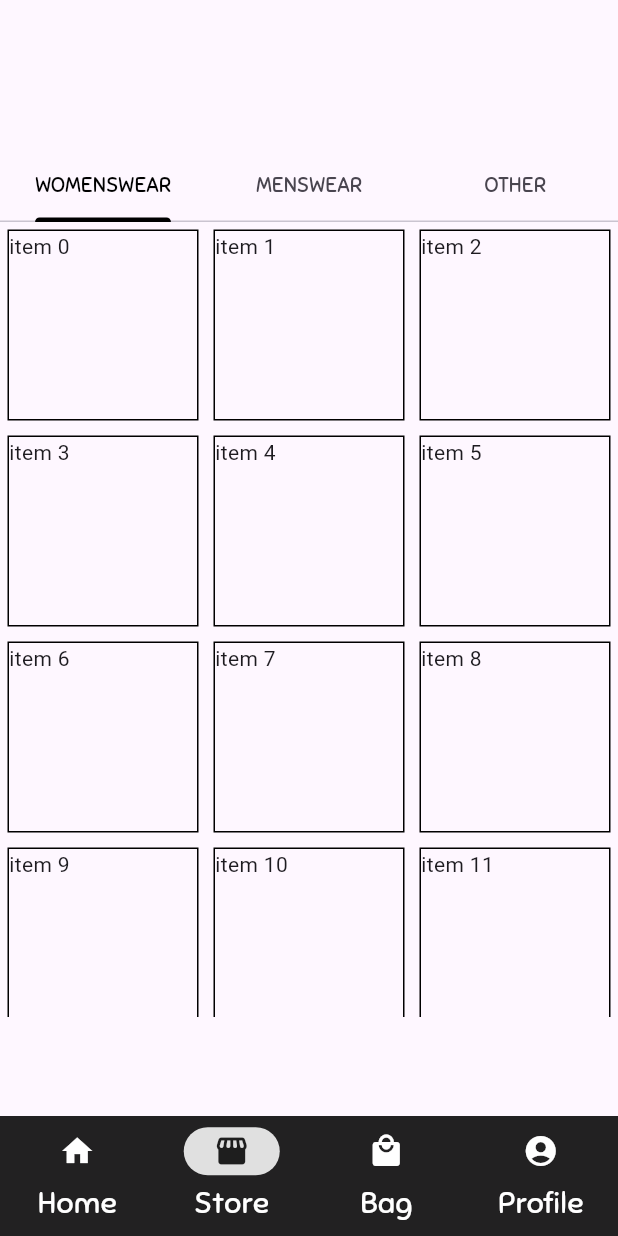
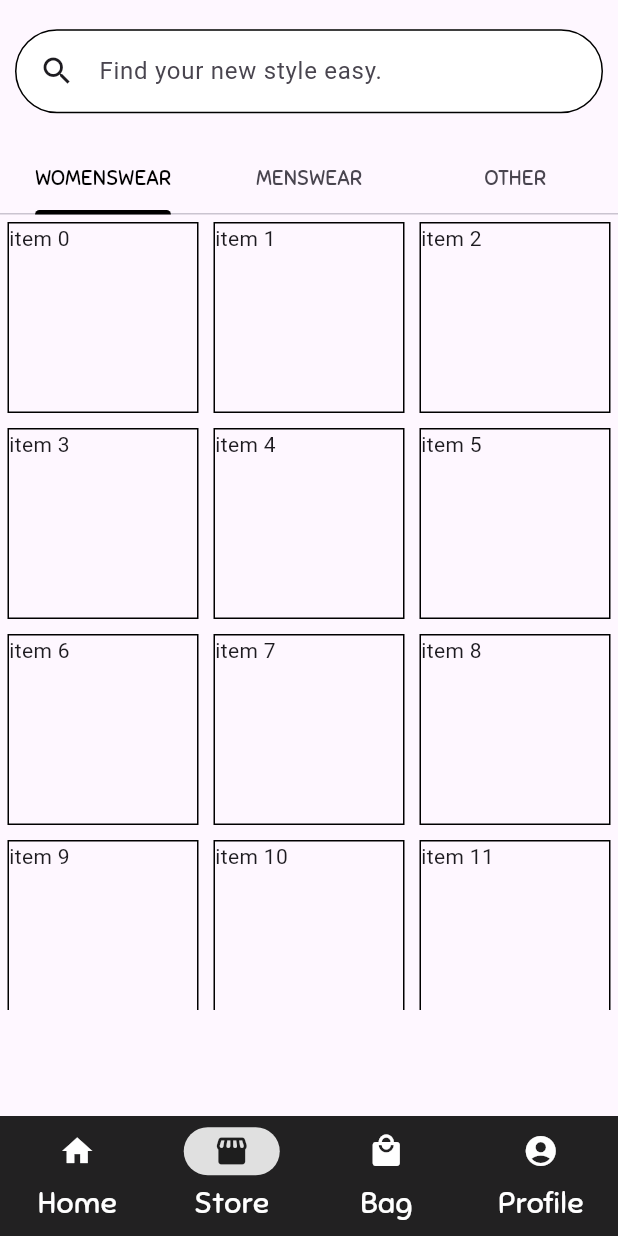
Before and after one commit to ChicoQuemador1/Garment, a Flutter app: the screen it shows once a user with an empty profile is signed in, item 2 of the bottom bar chosen, on a phone screen of 412 x 824 dp. Run offline on Flutter 3.47's test engine with Material 3 defaults, Android fonts, the phone set to English and light mode, and no system bars; our stand-ins replace cloud_firestore, firebase_auth, firebase_core; accounts and stored records are empty.

Commit message:
Adds search bar to store page

```diff
--- a/Application/garment/lib/pages/main/store_page.dart
+++ b/Application/garment/lib/pages/main/store_page.dart
@@ -47,7 +47,48 @@
         });
         return Scaffold(
           appBar: AppBar(
-            toolbarHeight: 100,
+            title: Padding(
+              padding: const EdgeInsets.fromLTRB(0, 0, 0, 0),
+              child: SearchAnchor(
+                  builder: (BuildContext context, SearchController controller) {
+                return SearchBar(
+                  backgroundColor: MaterialStateProperty.resolveWith((states) {
+                    return Colors.white;
+                  }),
+                  elevation: MaterialStateProperty.resolveWith((states) {
+                    return 0;
+                  }),
+                  side: MaterialStateProperty.resolveWith((states) {
+                    return BorderSide();
+                  }),
+                  hintText: "Find your new style easy.",
+                  controller: controller,
+                  padding: const MaterialStatePropertyAll<EdgeInsets>(
+                      EdgeInsets.symmetric(horizontal: 16.0)),
+                  onTap: () {
+                    controller.openView();
+                  },
+                  onChanged: (_) {
+                    controller.openView();
+                  },
+                  leading: const Icon(Icons.search),
+                );
+              }, suggestionsBuilder:
+                      (BuildContext context, SearchController controller) {
+                return List<ListTile>.generate(5, (int index) {
+                  final String item = 'item $index';
+                  return ListTile(
+                      title: Text(item),
+                      onTap: () {
+                        setState(() {
+                          controller.closeView(item);
+                        });
+                      });
+                });
+              }),
+            ),
+            titleSpacing: 10,
+            toolbarHeight: 95,
             bottom: TabBar(
               labelStyle: TextStyle(
                 fontFamily: "Sniglet",
```
